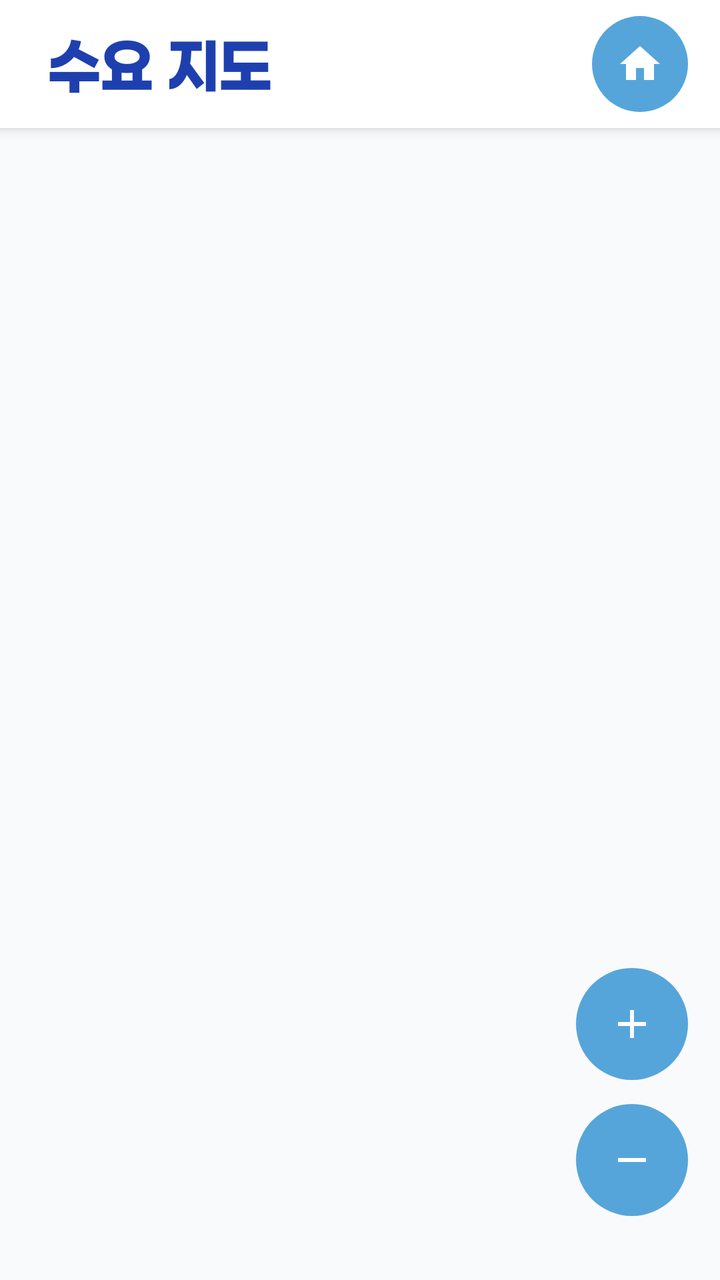
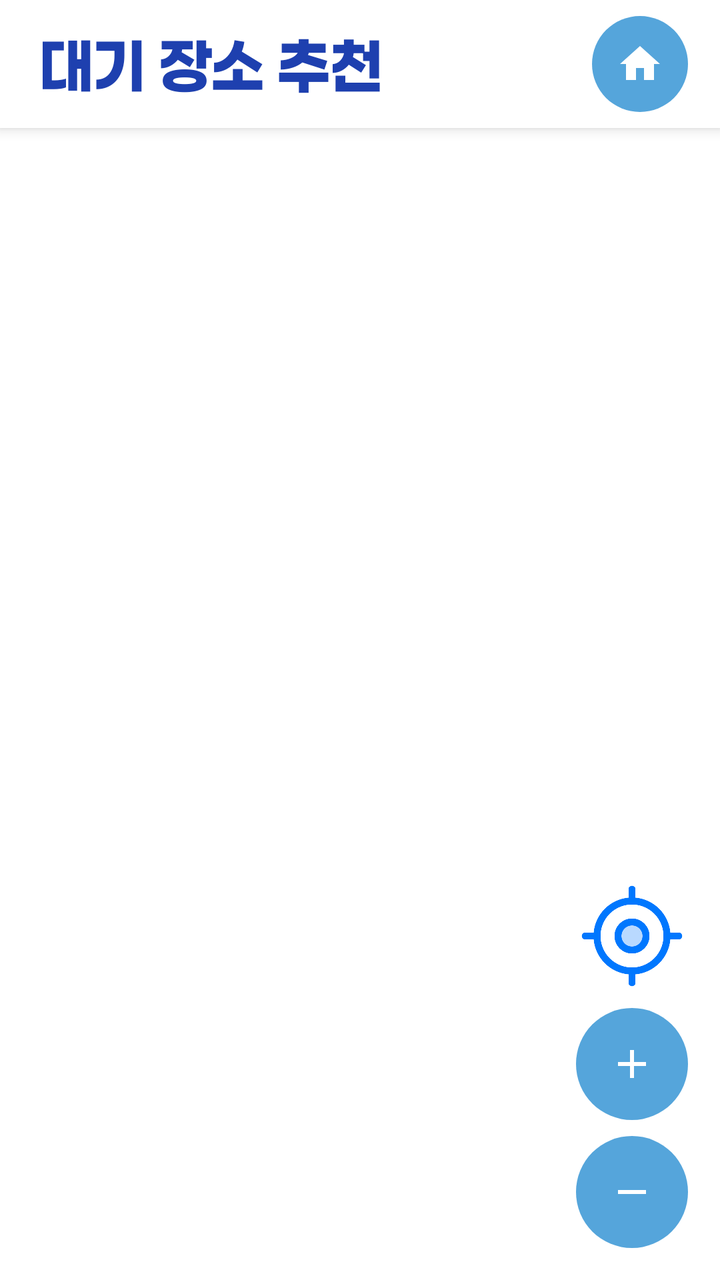

An Android layout rendered at two revisions. The XML below is the earlier revision; the diff shows what the commit changed to produce the second picture.
<!-- AndroidManifest.xml: activity theme Theme.TaxiApp -->
<!-- res/layout/activity_map.xml -->
<?xml version="1.0" encoding="utf-8"?>
<RelativeLayout xmlns:android="http://schemas.android.com/apk/res/android"
    xmlns:app="http://schemas.android.com/apk/res-auto"
    android:layout_width="match_parent"
    android:layout_height="match_parent"
    android:background="#F9FAFB">

    
    
    <RelativeLayout
        android:id="@+id/map_header"
        android:layout_width="match_parent"
        android:layout_height="64dp"
        android:background="#FFFFFF"
        android:elevation="4dp">

        <TextView
            android:id="@+id/map_header_text"
            android:layout_width="wrap_content"
            android:layout_height="wrap_content"
            android:text="수요 지도"
            android:textColor="#1E40AF"
            android:textSize="30sp"
            android:fontFamily="@font/f_extrabold"
            android:textStyle="bold"
            android:layout_centerVertical="true"
            android:layout_marginStart="24dp" />

        <ImageButton
            android:id="@+id/btn_back_home"
            android:layout_width="48dp"
            android:layout_height="48dp"
            android:layout_alignParentEnd="true"
            android:layout_centerVertical="true"
            android:layout_marginEnd="16dp"
            android:background="@drawable/round_sky_button"
            android:src="@drawable/ic_home"
            android:contentDescription="홈으로"
            app:tint="#FFFFFF" />
    </RelativeLayout>

    
    <FrameLayout
        android:id="@+id/map_container"
        android:layout_width="match_parent"
        android:layout_height="match_parent"
        android:layout_below="@id/map_header"
        android:layout_margin="0dp">
    </FrameLayout>

    
    <LinearLayout
        android:id="@+id/zoom_control"
        android:layout_width="wrap_content"
        android:layout_height="wrap_content"
        android:orientation="vertical"
        android:layout_alignParentEnd="true"
        android:layout_marginEnd="16dp"
        android:layout_alignParentBottom="true"
        android:layout_marginBottom="32dp">

        <ImageButton
            android:id="@+id/btn_zoom_in"
            android:layout_width="56dp"
            android:layout_height="56dp"
            android:background="@drawable/round_sky_button"
            android:src="@drawable/ic_add"
            android:contentDescription="확대" />

        <Space
            android:layout_height="12dp"
            android:layout_width="wrap_content" />

        <ImageButton
            android:id="@+id/btn_zoom_out"
            android:layout_width="56dp"
            android:layout_height="56dp"
            android:background="@drawable/round_sky_button"
            android:src="@drawable/ic_remove"
            android:contentDescription="축소" />
    </LinearLayout>

</RelativeLayout>
<!-- resources referenced by this layout -->
<resources>
  <!-- drawable ic_add (drawable) -->
  <vector xmlns:android="http://schemas.android.com/apk/res/android"
      android:width="24dp" android:height="24dp"
      android:viewportWidth="24" android:viewportHeight="24">
      <path
          android:fillColor="#FFFFFF"
          android:pathData="M19,13h-6v6h-2v-6H5v-2h6V5h2v6h6v2z" />
  </vector>
  <!-- drawable ic_home (drawable) -->
  <vector xmlns:android="http://schemas.android.com/apk/res/android"
      android:width="24dp" android:height="24dp"
      android:viewportWidth="24" android:viewportHeight="24">
      <path
          android:fillColor="#FFFFFF"
          android:pathData="M10,20v-6h4v6h5v-8h3L12,3 2,12h3v8z"/>
  </vector>
  <!-- drawable ic_remove (drawable) -->
  <vector xmlns:android="http://schemas.android.com/apk/res/android"
      android:width="24dp" android:height="24dp"
      android:viewportWidth="24" android:viewportHeight="24">
      <path
          android:fillColor="#FFFFFF"
          android:pathData="M19,13H5v-2h14v2z" />
  </vector>
  <!-- drawable round_sky_button (drawable) -->
  <shape xmlns:android="http://schemas.android.com/apk/res/android"
      android:shape="oval">
      <solid android:color="#55A5DB" /> 
      <size android:width="56dp" android:height="56dp" />
  </shape>
  <style name="Theme.TaxiApp" parent="Theme.MaterialComponents.DayNight.NoActionBar">
          
          <item name="colorPrimary">@color/purple_500</item>
          <item name="colorPrimaryVariant">@color/purple_700</item>
          <item name="colorOnPrimary">@color/white</item>
          
          <item name="colorSecondary">@color/teal_200</item>
          <item name="colorSecondaryVariant">@color/teal_700</item>
          <item name="colorOnSecondary">@color/black</item>
          
          <item name="android:statusBarColor">?attr/colorPrimaryVariant</item>
          
      </style>
  <color name="purple_500">#FF6200EE</color>
  <color name="purple_700">#FF3700B3</color>
  <color name="white">#FFFFFFFF</color>
  <color name="teal_200">#FF03DAC5</color>
  <color name="teal_700">#FF018786</color>
  <color name="black">#FF000000</color>
</resources>

<!-- the commit's change to res/layout/activity_map.xml (unified diff, before → after) -->
@@ -1,30 +1,42 @@
 <?xml version="1.0" encoding="utf-8"?>
-<RelativeLayout xmlns:android="http://schemas.android.com/apk/res/android"
+<androidx.constraintlayout.widget.ConstraintLayout
+    xmlns:android="http://schemas.android.com/apk/res/android"
     xmlns:app="http://schemas.android.com/apk/res-auto"
+    android:id="@+id/root_layout"
     android:layout_width="match_parent"
-    android:layout_height="match_parent"
-    android:background="#F9FAFB">
+    android:layout_height="match_parent">
 
     
-    
+    <FrameLayout
+        android:id="@+id/map_container"
+        android:layout_width="0dp"
+        android:layout_height="0dp"
+        app:layout_constraintTop_toTopOf="parent"
+        app:layout_constraintBottom_toBottomOf="parent"
+        app:layout_constraintStart_toStartOf="parent"
+        app:layout_constraintEnd_toEndOf="parent" />
+
     <RelativeLayout
-        android:id="@+id/map_header"
+        android:id="@+id/header"
+        app:layout_constraintTop_toTopOf="parent"
+        app:layout_constraintStart_toStartOf="parent"
         android:layout_width="match_parent"
         android:layout_height="64dp"
         android:background="#FFFFFF"
         android:elevation="4dp">
 
+
         <TextView
-            android:id="@+id/map_header_text"
             android:layout_width="wrap_content"
             android:layout_height="wrap_content"
-            android:text="수요 지도"
+            android:layout_marginStart="20dp"
+            android:layout_centerVertical="true"
+            android:text="대기 장소 추천"
+            android:fontFamily="@font/f_extrabold"
+            android:textAppearance="@style/TextAppearance.AppCompat.Body1"
             android:textColor="#1E40AF"
             android:textSize="30sp"
-            android:fontFamily="@font/f_extrabold"
-            android:textStyle="bold"
-            android:layout_centerVertical="true"
-            android:layout_marginStart="24dp" />
+            android:textStyle="bold" />
 
         <ImageButton
             android:id="@+id/btn_back_home"
@@ -40,44 +52,46 @@
     </RelativeLayout>
 
     
-    <FrameLayout
-        android:id="@+id/map_container"
-        android:layout_width="match_parent"
-        android:layout_height="match_parent"
-        android:layout_below="@id/map_header"
-        android:layout_margin="0dp">
-    </FrameLayout>
-
-    
     <LinearLayout
         android:id="@+id/zoom_control"
         android:layout_width="wrap_content"
         android:layout_height="wrap_content"
         android:orientation="vertical"
-        android:layout_alignParentEnd="true"
-        android:layout_marginEnd="16dp"
-        android:layout_alignParentBottom="true"
-        android:layout_marginBottom="32dp">
+        android:layout_margin="16dp"
+        app:layout_constraintEnd_toEndOf="parent"
+        app:layout_constraintBottom_toBottomOf="parent">
 
         <ImageButton
             android:id="@+id/btn_zoom_in"
+            android:background="@drawable/round_sky_button"
             android:layout_width="56dp"
             android:layout_height="56dp"
-            android:background="@drawable/round_sky_button"
             android:src="@drawable/ic_add"
-            android:contentDescription="확대" />
-
-        <Space
-            android:layout_height="12dp"
-            android:layout_width="wrap_content" />
+            android:contentDescription="Zoom In"
+            android:scaleType="centerInside" />
 
         <ImageButton
             android:id="@+id/btn_zoom_out"
             android:layout_width="56dp"
             android:layout_height="56dp"
+            android:layout_marginTop="8dp"
             android:background="@drawable/round_sky_button"
             android:src="@drawable/ic_remove"
-            android:contentDescription="축소" />
+            android:contentDescription="Zoom Out"
+            android:scaleType="centerInside" />
     </LinearLayout>
 
-</RelativeLayout>
+    
+    <ImageButton
+        android:id="@+id/btn_gps"
+        android:layout_width="56dp"
+        android:layout_height="56dp"
+        android:layout_marginBottom="8dp"
+        android:background="@null"
+        android:src="@drawable/gps"
+        android:scaleType="centerInside"
+        android:contentDescription="GPS"
+        app:layout_constraintEnd_toEndOf="@id/zoom_control"
+        app:layout_constraintBottom_toTopOf="@id/zoom_control" />
+
+</androidx.constraintlayout.widget.ConstraintLayout>
<!-- resource entries referenced after the edit -->
@@ -1,5 +1,6 @@
 <!-- resources referenced by this layout -->
 <resources>
+  <!-- drawable gps: png bitmap (drawable, 24451 bytes) -->
   <!-- drawable ic_add (drawable) -->
   <vector xmlns:android="http://schemas.android.com/apk/res/android"
       android:width="24dp" android:height="24dp"
